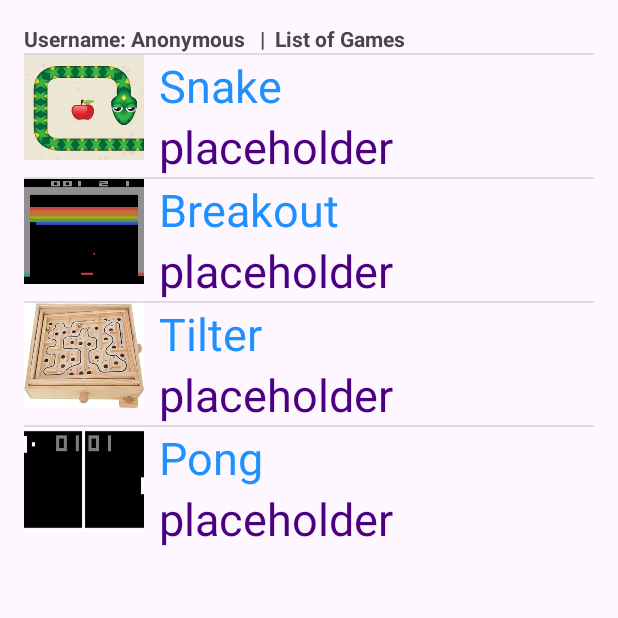
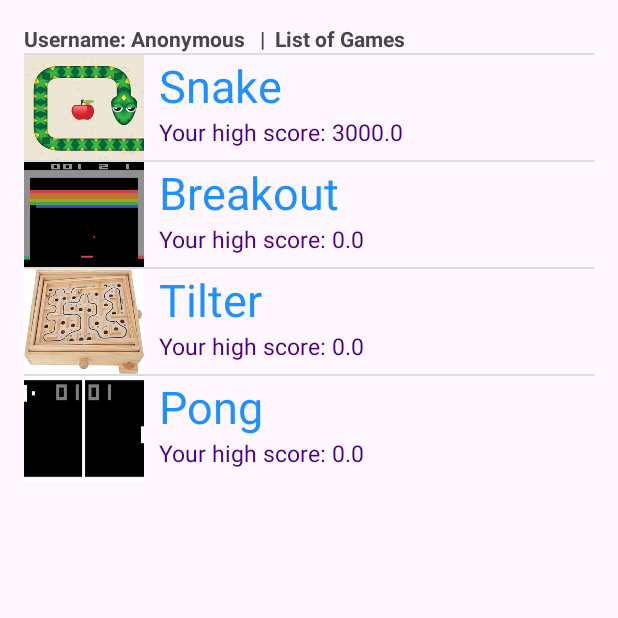
Before and after one commit to Bendoman/RetroGamesApp, an Android app: the screen it shows after launch (GamesListActivity), after a tap on "Games list", on a phone screen of 412 x 824 dp, the top half of it. Run offline under Robolectric (Android 15) with nearby library versions, the phone set to English and light mode, and no system bars; our stand-ins replace Room's generated code.

Commit message:
Continued progress with database

```diff
--- a/app/src/main/java/com/example/retrogames/CustomGameList.java
+++ b/app/src/main/java/com/example/retrogames/CustomGameList.java
@@ -38,7 +38,7 @@ public class CustomGameList extends ArrayAdapter
         TextView highScoreTextView = (TextView) row.findViewById(R.id.highScoreTextView);
 
         gameTextView.setText(gameNames[position]);
-        highScoreTextView.setText(highScoreStrings[position]);
+        highScoreTextView.setText("Your high score: " + highScoreStrings[position]);
         gameImageView.setImageResource(images[position]);
 
         return row;
--- a/app/src/main/java/com/example/retrogames/GamesListActivity.java
+++ b/app/src/main/java/com/example/retrogames/GamesListActivity.java
@@ -12,6 +12,11 @@ import android.widget.TextView;
 import android.widget.Toast;
 
 import androidx.appcompat.app.AppCompatActivity;
+import androidx.room.Room;
+
+import com.example.retrogames.database.DAOs.UserDAO;
+import com.example.retrogames.database.UserDatabase;
+import com.example.retrogames.database.entities.User;
 
 public class GamesListActivity extends AppCompatActivity
 {
@@ -22,29 +27,36 @@ public class GamesListActivity extends AppCompatActivity
     private ListView listView;
     private TextView header;
 
+    private User user;
+
     private String gameNames[] = { "Snake", "Breakout", "Tilter", "Pong" };
-    private String highScoreStrings[] = { "placeholder", "placeholder", "placeholder", "placeholder" };
+    private String userHighScoreStrings[] = { " ", " ", " ", " " };
+    private String globalHighScoreStrings[] = { " ", " ", " ", " " };
+    private String descriptions[] = { "placeholder", "placeholder", "placeholder", "placeholder" };
     private Integer images[] = { R.drawable.snake, R.drawable.breakout, R.drawable.tilter, R.drawable.pong};
+
+    public UserDAO userDAO;
+    public double snakeHighScore;
+    public double breakoutHighScore;
+    public double tilterHighScore;
+    public double pongHighScore;
+
+//    public double[] userHighScores = { snakeHighScore, breakoutHighScore, tilterHighScore, pongHighScore };
 
     protected void onCreate(Bundle savedInstanceState)
     {
         super.onCreate(savedInstanceState);
         setContentView(R.layout.list_activity);
 
+        // Database setup
+        userDAO = Room.databaseBuilder(this, UserDatabase.class, "user-database")
+                .allowMainThreadQueries().build().getUserDAO();
+
         Intent intent = getIntent();
-        String username = intent.getExtras().getString("username");
+        username = intent.getExtras().getString("username");
 
-        // Setting header
-        header = new TextView(this);
-        header.setTypeface(Typeface.DEFAULT_BOLD);
-        header.setText("Username: " + username + "   |  List of Games");
-
-        listView = (ListView) findViewById(R.id.games_list);
-        listView.addHeaderView(header);
-
-        // Populating list data
-        CustomGameList gameList = new CustomGameList(this, gameNames, highScoreStrings, images);
-        listView.setAdapter(gameList);
+        user =userDAO.getUserByName(username);
+        loadList();
 
         listView.setOnItemClickListener(new AdapterView.OnItemClickListener() {
             @Override
@@ -53,19 +65,68 @@ public class GamesListActivity extends AppCompatActivity
                 GamesListActivity activity = GamesListActivity.this;
                 Intent intent = new Intent(activity, GameInfo.class);
 
+                user.setTilter_high_score(user.getTilter_high_score() + 100);
+
                 String game = activity.gameNames[i - 1];
-                String globalHighScore = activity.highScoreStrings[i - 1];
-                // String personal high Score
+                String description  = activity.descriptions[i - 1];
+
                 Bundle b = new Bundle();
                 b.putInt("image", i - 1);
                 b.putString("game", game);
-                b.putString("globalHighScore", globalHighScore);
-                b.putString("personalHighScore", "Placeholder");
-                b.putString("description", "Test description");
+                b.putString("description", description);
+                b.putString("globalHighScore", activity.globalHighScoreStrings[i - 1]);
+                b.putString("userHighScore", activity.userHighScoreStrings[i - 1]);
 
                 intent.putExtras(b);
                 startActivity(intent);
             }
         });
     }
+    @Override
+    public void onBackPressed()
+    {
+        super.onBackPressed();
+        loadList();
+    }
+
+    private void populateScoreData(String username)
+    {
+        // Populating global score data
+        snakeHighScore = userDAO.getGlobalSnakeHighScore();
+        breakoutHighScore = userDAO.getGlobalBreakoutHighScore();
+        tilterHighScore = userDAO.getGlobalTilterHighScore();
+        pongHighScore = userDAO.getGlobalPongHighScore();
+
+        globalHighScoreStrings[0] = Double.toString(snakeHighScore);
+        globalHighScoreStrings[1] = Double.toString(breakoutHighScore);
+        globalHighScoreStrings[2] = Double.toString(tilterHighScore);
+        globalHighScoreStrings[3] = Double.toString(pongHighScore);
+
+        // Populating user score data
+        snakeHighScore = userDAO.getUserSnakeHighScore(username);
+        breakoutHighScore = userDAO.getUserBreakoutHighScore(username);
+        tilterHighScore = userDAO.getUserTilterHighScore(username);
+        pongHighScore = userDAO.getUserPongHighScore(username);
+
+        userHighScoreStrings[0] = Double.toString(snakeHighScore);
+        userHighScoreStrings[1] = Double.toString(breakoutHighScore);
+        userHighScoreStrings[2] = Double.toString(tilterHighScore);
+        userHighScoreStrings[3] = Double.toString(pongHighScore);
+    }
+
+    private void loadList()
+    {
+        // Setting header
+        header = new TextView(this);
+        header.setTypeface(Typeface.DEFAULT_BOLD);
+        header.setText("Username: " + username + "   |  List of Games");
+
+        populateScoreData(username);
+
+        listView = (ListView) findViewById(R.id.games_list);
+        listView.addHeaderView(header);
+
+        CustomGameList gameList = new CustomGameList(this, gameNames, userHighScoreStrings, images);
+        listView.setAdapter(gameList);
+    }
 }
--- a/app/src/main/java/com/example/retrogames/MainActivity.java
+++ b/app/src/main/java/com/example/retrogames/MainActivity.java
@@ -5,6 +5,7 @@ import androidx.room.Room;
 
 import android.content.Intent;
 import android.os.Bundle;
+import android.util.Log;
 import android.view.View;
 import android.widget.Button;
 import android.widget.EditText;
@@ -12,6 +13,9 @@ import android.widget.Toast;
 
 import com.example.retrogames.database.DAOs.UserDAO;
 import com.example.retrogames.database.UserDatabase;
+import com.example.retrogames.database.entities.User;
+
+import java.util.List;
 
 public class MainActivity extends AppCompatActivity
 {
@@ -22,7 +26,7 @@ public class MainActivity extends AppCompatActivity
     public String getUsername() {
         return this.username;
     }
-    private UserDAO userDAO;
+    public UserDAO userDAO;
 
     @Override
     protected void onCreate(Bundle savedInstanceState)
@@ -33,7 +37,6 @@ public class MainActivity extends AppCompatActivity
         // Database setup
         userDAO = Room.databaseBuilder(this, UserDatabase.class, "user-database")
                 .allowMainThreadQueries().build().getUserDAO();
-        System.out.println("test");
 
         // Button to set username
         Button userNameButton = (Button) findViewById(R.id.userNameButton);
@@ -50,13 +53,37 @@ public class MainActivity extends AppCompatActivity
 
         // Button to start games list activity
         Button listButton = (Button) findViewById(R.id.listButton);
-        listButton.setOnClickListener(new View.OnClickListener() {
+        listButton.setOnClickListener(new View.OnClickListener()
+        {
             @Override
-            public void onClick(View view) {
+            public void onClick(View view)
+            {
+                String name = MainActivity.this.username;
+                UserDAO DAO = MainActivity.this.userDAO;
+                List<User> users = DAO.loadAllUsers();
+                Log.d("DEBUG", users.toString());
+
+                Boolean dbContatinsName = false;
+                for(int i = 0; i < users.size(); i++) {
+                    if (users.get(i).getUser_name().equals(name)) {
+                        dbContatinsName = true;
+                        break;
+                    }
+                }
+                if(!dbContatinsName)
+                {
+                    User user = new User();
+                    user.setUser_name(name);
+
+                    // TODO remove manual setting of high score here
+                    // Placeholder values for testing purposes
+                    user.setSnake_high_score(3000);
+
+                    DAO.insertUser(user);
+                }
 
                 Intent intent = new Intent(MainActivity.this, GamesListActivity.class);
                 intent.putExtra("username", MainActivity.this.getUsername());
-
                 startActivity(intent);
             }
         });
--- a/app/src/main/java/com/example/retrogames/database/DAOs/UserDAO.java
+++ b/app/src/main/java/com/example/retrogames/database/DAOs/UserDAO.java
@@ -29,6 +29,23 @@ public interface UserDAO
     @Query("Select * FROM User WHERE user_name = :name")
     public User getUserByName(String name);
 
+    // user high scores
+    @Query("Select snake_high_score FROM User WHERE user_name = :name")
+    public double getUserSnakeHighScore(String name);
+    @Query("Select breakout_high_score FROM User WHERE user_name = :name")
+    public double getUserBreakoutHighScore(String name);
+    @Query("Select tilter_high_score FROM User WHERE user_name = :name")
+    public double getUserTilterHighScore(String name);
+    @Query("Select pong_high_score FROM User WHERE user_name = :name")
+    public double getUserPongHighScore(String name);
+
+    // Global high scores
     @Query("Select MAX(snake_high_score) FROM User")
-    public int getGlobalHighScore();
+    public double getGlobalSnakeHighScore();
+    @Query("Select MAX(breakout_high_score) FROM User")
+    public double getGlobalBreakoutHighScore();
+    @Query("Select MAX(tilter_high_score) FROM User")
+    public double getGlobalTilterHighScore();
+    @Query("Select MAX(pong_high_score) FROM User")
+    public double getGlobalPongHighScore();
 }
--- a/app/src/main/res/layout/activity_game_info.xml
+++ b/app/src/main/res/layout/activity_game_info.xml
@@ -82,12 +82,12 @@
         android:layout_width="wrap_content"
         android:layout_height="wrap_content"
         android:layout_marginTop="8dp"
-        android:text="Personal High Score:"
+        android:text="user High Score:"
         app:layout_constraintEnd_toEndOf="@+id/textView10"
         app:layout_constraintTop_toBottomOf="@+id/textView10" />
 
     <TextView
-        android:id="@+id/personalHighScoreField"
+        android:id="@+id/userHighScoreField"
         android:layout_width="wrap_content"
         android:layout_height="wrap_content"
         android:layout_marginTop="8dp"
--- a/app/src/main/res/layout/row_item.xml
+++ b/app/src/main/res/layout/row_item.xml
@@ -30,7 +30,7 @@
         android:layout_height="wrap_content"
         android:layout_columnSpan="1"
         android:layout_marginLeft="10dp"
-        android:textSize="30dp"
+        android:textSize="15dp"
         android:textColor="#4B0082"
         android:id="@+id/highScoreTextView"
         android:layout_row="1"
```
Also changed, not shown: app/src/main/java/com/example/retrogames/GameInfo.java (+7 -5 lines), app/src/main/java/com/example/retrogames/database/entities/User.java (+30 -3 lines).
